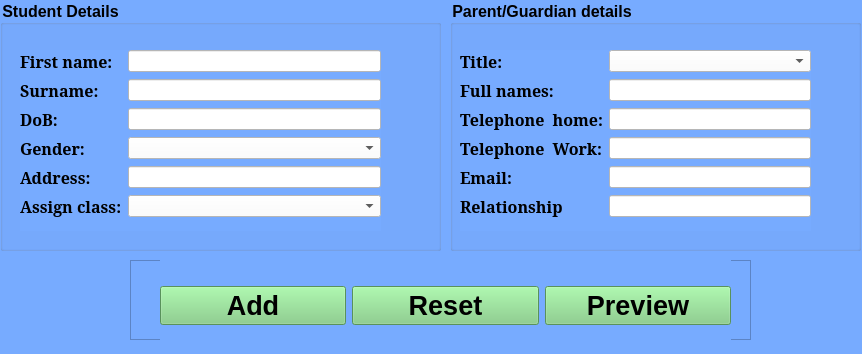
This is Windows/new_student.ui in sangwani-coder/PyQt5-SDMS-Desktop as Qt 5 draws it before an edit. The edited form follows.
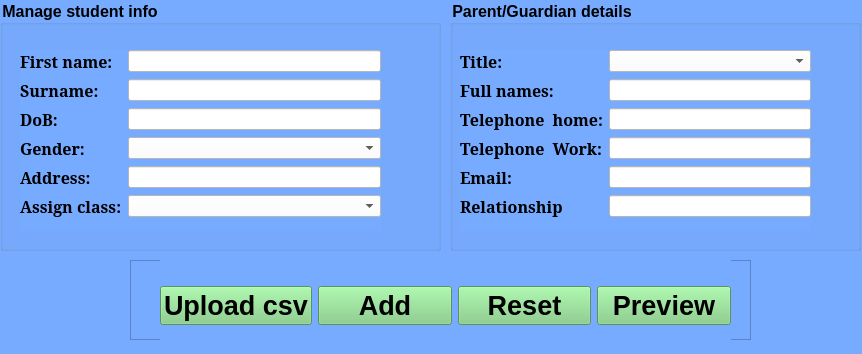
This is the edited form.

Diff of the .ui file:
```diff
--- a/Windows/new_student.ui
+++ b/Windows/new_student.ui
@@ -36,7 +36,7 @@
     <string notr="true">background-color: rgb(119, 171, 255);</string>
    </property>
    <property name="title">
-    <string>Student Details</string>
+    <string>Manage student info</string>
    </property>
    <widget class="QWidget" name="formLayoutWidget">
     <property name="geometry">
@@ -420,6 +420,23 @@
      </rect>
     </property>
     <layout class="QHBoxLayout" name="horizontalLayout">
+     <item>
+      <widget class="QPushButton" name="pushButton_5">
+       <property name="font">
+        <font>
+         <pointsize>20</pointsize>
+         <weight>75</weight>
+         <bold>true</bold>
+        </font>
+       </property>
+       <property name="styleSheet">
+        <string notr="true">background-color: rgb(125, 205, 127);</string>
+       </property>
+       <property name="text">
+        <string>Upload csv</string>
+       </property>
+      </widget>
+     </item>
      <item>
       <widget class="QPushButton" name="pushButton_3">
        <property name="font">
```
